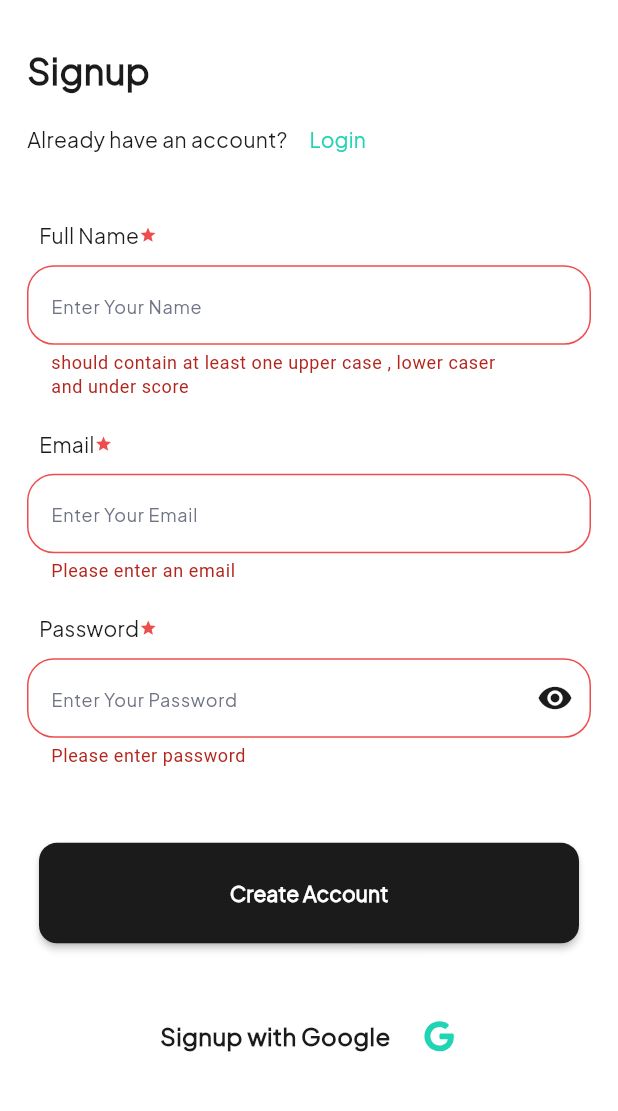
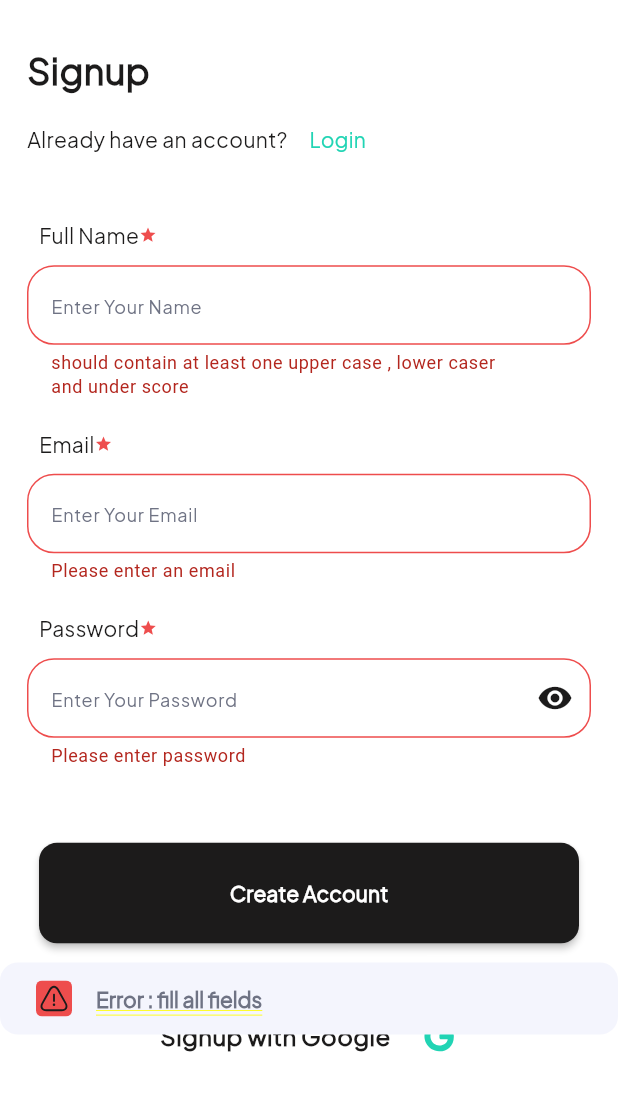
Before and after one commit to Mahmoud-Adel-Ali/Quick-Mart-E-commerce-App, a Flutter app: the SignUpView screen opened by its route, after a tap on "Create Account", on a phone screen of 412 x 824 dp, the part 89-1200 px from its top. Run offline on Flutter 3.47's test engine with Material 3 defaults, Android fonts, the phone set to English and light mode, and no system bars; our stand-ins replace animated_custom_dropdown, flutter_bloc, flutter_svg, fluttertoast, intl_phone_field, shared_preferences; accounts and stored records are empty.

Commit message:
custom toast flutter message done

```diff
--- /dev/null
+++ b/lib/core/app/widgets/custom_toast_message.dart
@@ -0,0 +1,82 @@
+import 'package:flutter/material.dart';
+import 'package:flutter_svg/svg.dart';
+import 'package:fluttertoast/fluttertoast.dart';
+import 'package:quick_mart_app/core/extensions/context_extention.dart';
+import 'package:quick_mart_app/core/utils/images/app_images.dart';
+import 'package:quick_mart_app/core/utils/styles/styles.dart';
+
+ class CustomToastMessage {
+  FToast fToast = FToast();
+  void removeAllToast() {
+    // To remove present shwoing toast
+    fToast.removeCustomToast();
+    // To clear the queue
+    fToast.removeQueuedCustomToasts();
+  }
+
+  void bottomToast(
+    BuildContext context, {
+    required String msg,
+    required ToastMessageType type,
+  }) {
+    fToast.init(context);
+    return fToast.showToast(
+      child: _buildToast(context, msg: msg, type: type),
+      gravity: ToastGravity.BOTTOM,
+      positionedToastBuilder: (context, child) =>
+          Positioned(bottom: 75, right: 0, left: 0, child: child),
+    );
+  }
+
+  void topToast(
+    BuildContext context, {
+    required String msg,
+    required ToastMessageType type,
+  }) {
+    fToast.init(context);
+    return fToast.showToast(
+      child: _buildToast(context, msg: msg, type: type),
+      gravity: ToastGravity.TOP,
+      positionedToastBuilder: (context, child) =>
+          Positioned(top: 75, right: 0, left: 0, child: child),
+    );
+  }
+
+  String toastImage(ToastMessageType type) {
+    switch (type) {
+      case ToastMessageType.error:
+        return Assets.imagesError;
+      case ToastMessageType.info:
+        return Assets.imagesInfo;
+      case ToastMessageType.success:
+        return Assets.imagesSuccess;
+      case ToastMessageType.warning:
+        return Assets.imagesWarning;
+    }
+  }
+
+  _buildToast(
+    BuildContext context, {
+    required String msg,
+    required ToastMessageType type,
+  }) {
+    return Container(
+      width: MediaQuery.sizeOf(context).width * 0.9,
+      padding: const EdgeInsets.symmetric(horizontal: 24.0, vertical: 12.0),
+      decoration: BoxDecoration(
+        borderRadius: BorderRadius.circular(12.0),
+        color: context.color.grey50,
+      ),
+      child: Row(
+        mainAxisSize: MainAxisSize.min,
+        children: [
+          SvgPicture.asset(toastImage(type)),
+          const SizedBox(width: 16.0),
+          Text(msg, style: Styless.textSemiBold14(context)),
+        ],
+      ),
+    );
+  }
+}
+
+enum ToastMessageType { error, info, success, warning }
--- a/lib/features/auth/presentation/widgets/sign_up_form.dart
+++ b/lib/features/auth/presentation/widgets/sign_up_form.dart
@@ -1,6 +1,7 @@
 import 'package:flutter/material.dart';
 import 'package:quick_mart_app/core/app/widgets/custom_button.dart';
 import 'package:quick_mart_app/core/app/widgets/custom_text_form_field.dart';
+import 'package:quick_mart_app/core/app/widgets/custom_toast_message.dart';
 import 'package:quick_mart_app/core/extensions/context_extention.dart';
 import 'package:quick_mart_app/features/auth/manager/functions/valid.dart';
 
@@ -58,7 +59,12 @@ class _SignUpFormState extends State<SignUpForm> {
           CustomButton(
             onPressed: () {
               if (signUpFormKey.currentState!.validate()) {
-                print('done');
+                CustomToastMessage().topToast(context,
+                    msg: 'Success : Done', type: ToastMessageType.success);
+              } else {
+                CustomToastMessage().bottomToast(context,
+                    msg: 'Error : fill all fields',
+                    type: ToastMessageType.error);
               }
             },
             text: 'Create Account',
--- a/pubspec.yaml
+++ b/pubspec.yaml
@@ -33,7 +33,6 @@ dependencies:
   flutter:
     sdk: flutter
   flutter_bloc: ^8.1.6
-  flutter_styled_toast: ^2.2.1
   flutter_svg: ^2.0.10+1
   fluttertoast: ^8.2.6
   intl_phone_field: ^3.2.0
```
Also changed, not shown: pubspec.lock.
